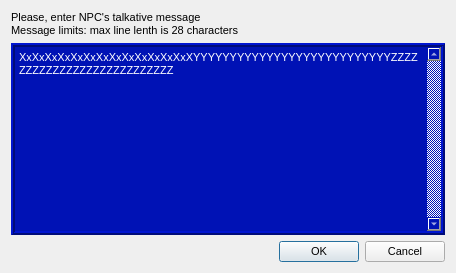
First picture: the form in Editor/editing/_scenes/level/itemmsgbox.ui, repository WohlSoft/Moondust-Project, before the edit.
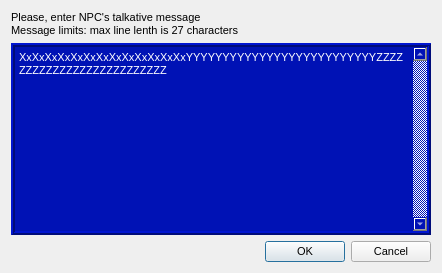
Second picture: the form after the edit. Icons and pictures are not drawn.

Commit message: Fixed "Message" dialogbox - replaced '28' lenght with '27' which is right

What changed in the file:
```diff
--- a/Editor/editing/_scenes/level/itemmsgbox.ui
+++ b/Editor/editing/_scenes/level/itemmsgbox.ui
@@ -6,8 +6,8 @@
    <rect>
     <x>0</x>
     <y>0</y>
-    <width>452</width>
-    <height>241</height>
+    <width>438</width>
+    <height>264</height>
    </rect>
   </property>
   <property name="font">
@@ -36,7 +36,7 @@
      </property>
      <property name="text">
       <string>Please, enter NPC's talkative message
-Message limits: max line lenth is 28 characters</string>
+Message limits: max line lenth is 27 characters</string>
      </property>
     </widget>
    </item>
@@ -44,7 +44,7 @@
     <widget class="QPlainTextEdit" name="msgTextBox">
      <property name="minimumSize">
       <size>
-       <width>434</width>
+       <width>420</width>
        <height>162</height>
       </size>
      </property>
@@ -75,7 +75,7 @@
       <bool>false</bool>
      </property>
      <property name="plainText">
-      <string notr="true">XxXxXxXxXxXxXxXxXxXxXxXxXxXYYYYYYYYYYYYYYYYYYYYYYYYYYYZZZZZZZZZZZZZZZZZZZZZZZZZZZ</string>
+      <string notr="true">XxXxXxXxXxXxXxXxXxXxXxXxXxYYYYYYYYYYYYYYYYYYYYYYYYYYZZZZZZZZZZZZZZZZZZZZZZZZZZ</string>
      </property>
      <property name="maximumBlockCount">
       <number>28</number>
```
